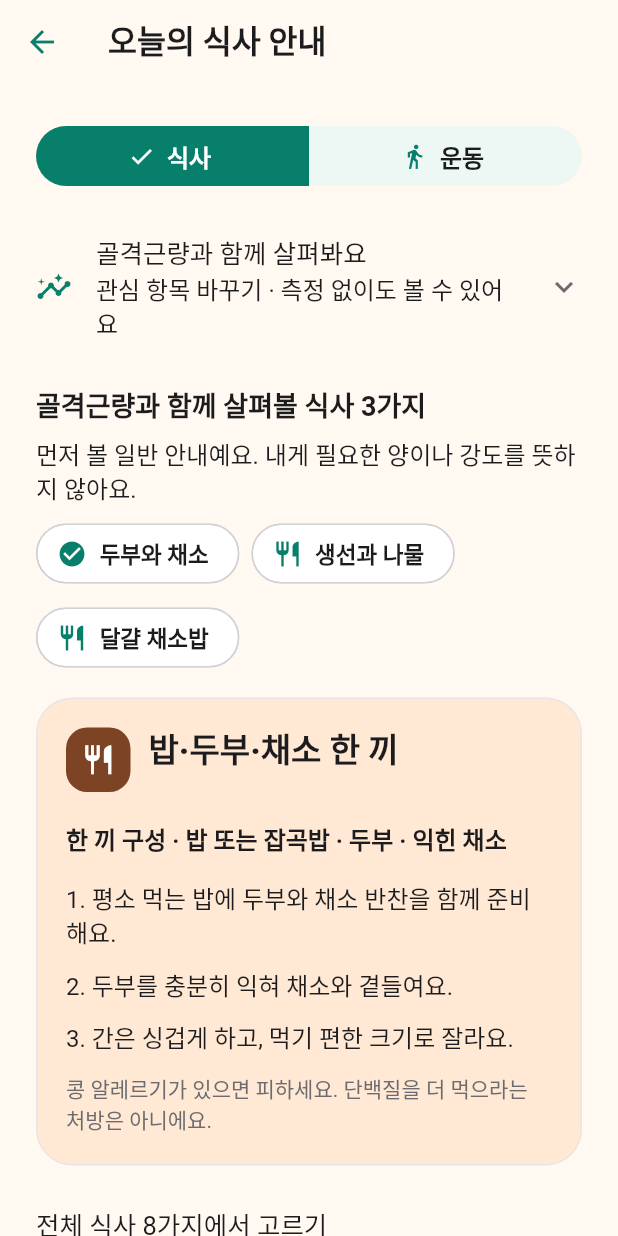
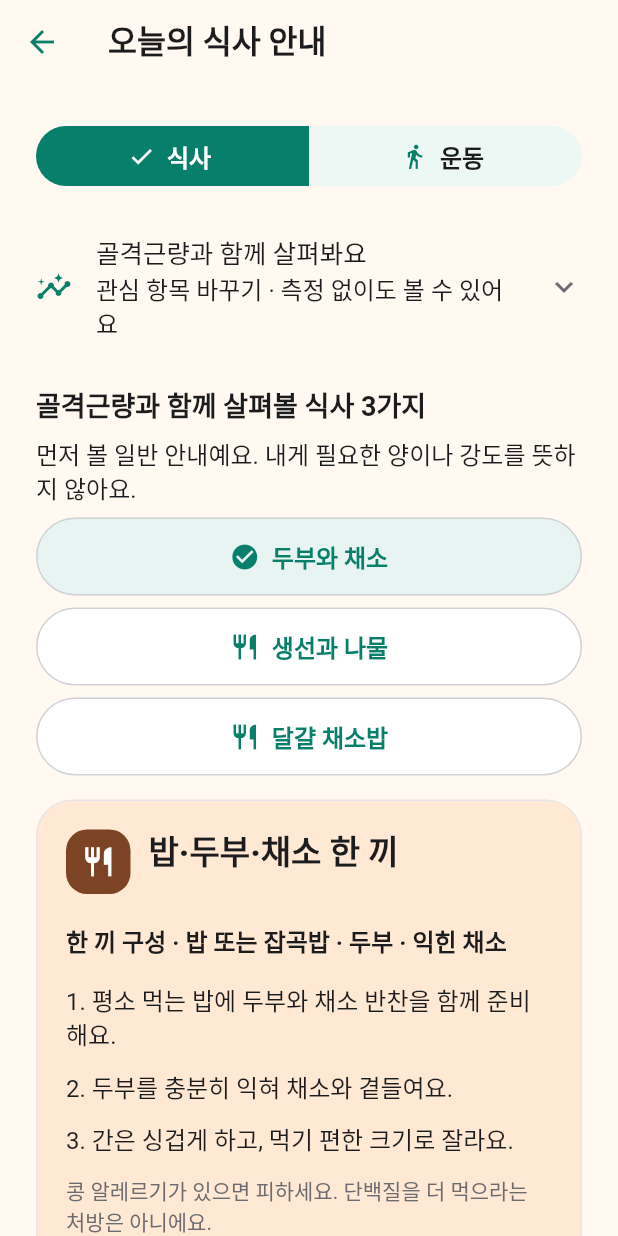
Before and after one commit to Dowon-Kang/vibecare-pilot, a Flutter app: the DailyGuideScreen screen opened directly with empty values, on a phone screen of 412 x 824 dp. Run offline on Flutter 3.47's test engine with Material 3 defaults, Android fonts, the phone set to English and light mode, and no system bars; our stand-ins replace dio, flutter_riverpod, flutter_secure_storage, supabase_flutter; accounts and stored records are empty.

Commit message:
Expose recommendation choices as selected buttons

```diff
--- a/mobile-app/lib/screens/daily_guide_screen.dart
+++ b/mobile-app/lib/screens/daily_guide_screen.dart
@@ -187,9 +187,20 @@
           runSpacing: 8,
           children: [
             for (final item in items)
-              ActionChip(
+              Semantics(
+                selected: (food ? _meal : _movementId) == item.id,
+                child: OutlinedButton.icon(
                   key: ValueKey('recommended-${item.id}'),
-                avatar: Icon(
+                  style: OutlinedButton.styleFrom(
+                    backgroundColor: (food ? _meal : _movementId) == item.id
+                        ? AppColors.brandSoft
+                        : AppColors.canvas,
+                    padding: const EdgeInsets.symmetric(
+                      horizontal: 14,
+                      vertical: 12,
+                    ),
+                  ),
+                  icon: Icon(
                     (food ? _meal : _movementId) == item.id
                         ? Icons.check_circle
                         : food
@@ -199,6 +210,7 @@
                   ),
                   label: Text(item.label),
                   onPressed: () => _selectItem(item.id),
+                ),
               ),
           ],
         ),
```
Lines whose indentation alone changed are shown as unchanged.
